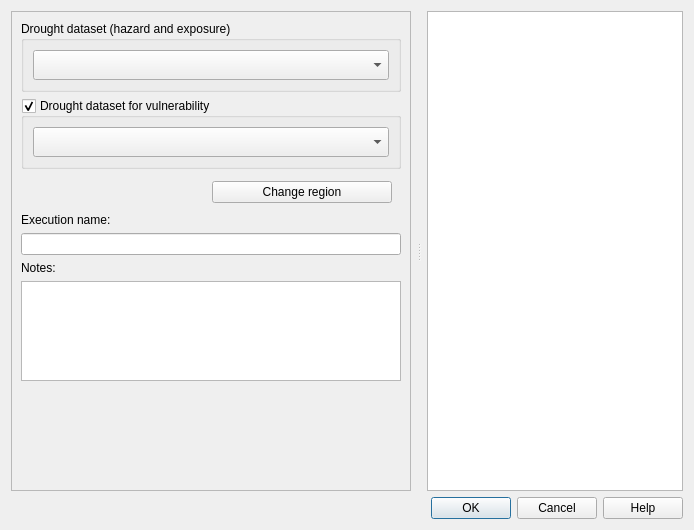
First picture: the form in LDMP/gui/DlgCalculateDroughtSummary.ui, repository ConservationInternational/trends.earth, before the edit.
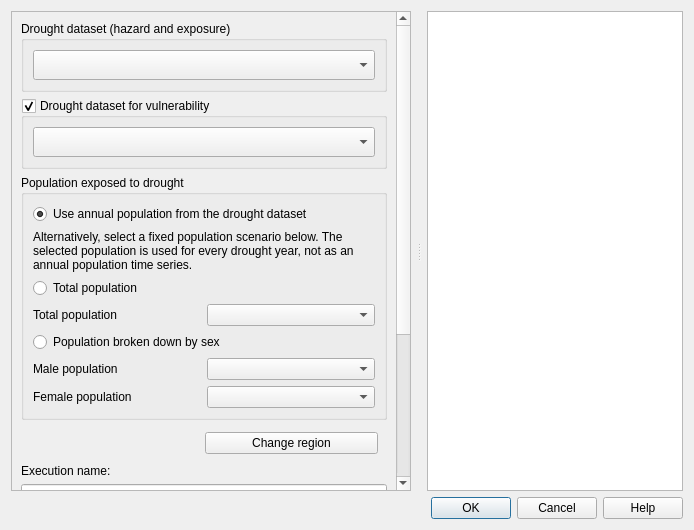
Second picture: the form after the edit. Custom widgets are drawn as their Qt base class.

Commit message: Add population data selection to drought tool

```diff
--- a/LDMP/gui/DlgCalculateDroughtSummary.ui
+++ b/LDMP/gui/DlgCalculateDroughtSummary.ui
@@ -182,6 +182,77 @@
              </layout>
             </widget>
            </item>
+           <item>
+            <widget class="QGroupBox" name="groupBox_population">
+             <property name="title">
+              <string>Population exposed to drought</string>
+             </property>
+             <layout class="QGridLayout" name="gridLayout_population">
+              <item row="0" column="0" colspan="2">
+               <widget class="QRadioButton" name="radio_population_dataset">
+                <property name="text">
+                 <string>Use annual population from the drought dataset</string>
+                </property>
+                <property name="checked"><bool>true</bool></property>
+               </widget>
+              </item>
+              <item row="1" column="0" colspan="2">
+               <widget class="QLabel" name="label_population_scenario">
+                <property name="text">
+                 <string>Alternatively, select a fixed population scenario below. The selected population is used for every drought year, not as an annual population time series.</string>
+                </property>
+                <property name="wordWrap"><bool>true</bool></property>
+               </widget>
+              </item>
+              <item row="2" column="0" colspan="2">
+               <widget class="QRadioButton" name="radio_population_total">
+                <property name="text"><string>Total population</string></property>
+               </widget>
+              </item>
+              <item row="3" column="0">
+               <widget class="QLabel" name="label_total_population">
+                <property name="text"><string>Total population</string></property>
+               </widget>
+              </item>
+              <item row="3" column="1">
+               <widget class="WidgetDataIOSelectTELayerExisting" name="combo_layer_population_total">
+                <property name="layer_type" stdset="0"><string notr="true">Population (number of people)</string></property>
+                <property name="layer_filter_field" stdset="0"><string notr="true">type</string></property>
+                <property name="layer_filter_value" stdset="0"><string notr="true">total</string></property>
+               </widget>
+              </item>
+              <item row="4" column="0" colspan="2">
+               <widget class="QRadioButton" name="radio_population_bysex">
+                <property name="text"><string>Population broken down by sex</string></property>
+               </widget>
+              </item>
+              <item row="5" column="0">
+               <widget class="QLabel" name="label_male_population">
+                <property name="text"><string>Male population</string></property>
+               </widget>
+              </item>
+              <item row="5" column="1">
+               <widget class="WidgetDataIOSelectTELayerExisting" name="combo_layer_population_male">
+                <property name="layer_type" stdset="0"><string notr="true">Population (number of people)</string></property>
+                <property name="layer_filter_field" stdset="0"><string notr="true">type</string></property>
+                <property name="layer_filter_value" stdset="0"><string notr="true">male</string></property>
+               </widget>
+              </item>
+              <item row="6" column="0">
+               <widget class="QLabel" name="label_female_population">
+                <property name="text"><string>Female population</string></property>
+               </widget>
+              </item>
+              <item row="6" column="1">
+               <widget class="WidgetDataIOSelectTELayerExisting" name="combo_layer_population_female">
+                <property name="layer_type" stdset="0"><string notr="true">Population (number of people)</string></property>
+                <property name="layer_filter_field" stdset="0"><string notr="true">type</string></property>
+                <property name="layer_filter_value" stdset="0"><string notr="true">female</string></property>
+               </widget>
+              </item>
+             </layout>
+            </widget>
+           </item>
            <item>
             <widget class="QFrame" name="setup_frame">
              <property name="frameShape">
```
The commit also changes 6 other files.
